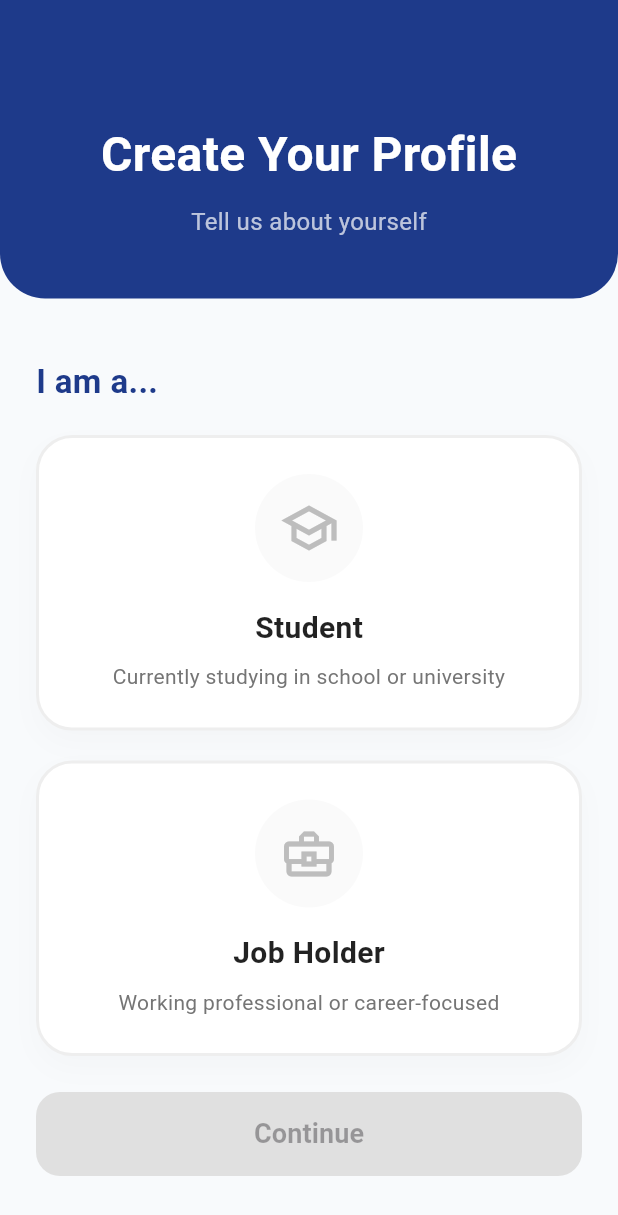
After one commit to srsakilhossen302/OmniAI, a Flutter app: the RoleSelectionScreen screen opened directly, on a phone screen of 412 x 824 dp. The commit adds this screen. Shown: the top 1215 px of the screen. Run offline on Flutter 3.47's test engine with Material 3 defaults, Android fonts, the light colour scheme and no system bars; our stand-ins replace country_picker, get, shared_preferences; accounts and stored records are empty.

Commit message:
Implemented Role Selection screen with MVC pattern and multi-language support

```diff
--- /dev/null
+++ b/lib/Controller/role_selection_controller.dart
@@ -0,0 +1,11 @@
+import 'package:get/get.dart';
+
+class RoleSelectionController extends GetxController {
+  var selectedRole = ''.obs;
+
+  void selectRole(String role) {
+    selectedRole.value = role;
+  }
+
+  bool get isRoleSelected => selectedRole.value.isNotEmpty;
+}
--- a/lib/Utils/Localization/translations.dart
+++ b/lib/Utils/Localization/translations.dart
@@ -15,6 +15,13 @@ class AppTranslations extends Translations {
           'get_started': 'Get Started',
           'search': 'Search',
           'search_hint': 'Start typing to search',
+          'create_profile': 'Create Your Profile',
+          'tell_us': 'Tell us about yourself',
+          'i_am_a': 'I am a...',
+          'student': 'Student',
+          'student_desc': 'Currently studying in school or university',
+          'job_holder': 'Job Holder',
+          'job_holder_desc': 'Working professional or career-focused',
         },
         'bn_BD': {
           'choose_language': 'আপনার ভাষা নির্বাচন করুন',
@@ -28,6 +35,13 @@ class AppTranslations extends Translations {
           'get_started': 'শুরু করুন',
           'search': 'অনুসন্ধান',
           'search_hint': 'খুঁজতে টাইপ করা শুরু করুন',
+          'create_profile': 'আপনার প্রোফাইল তৈরি করুন',
+          'tell_us': 'আপনার সম্পর্কে আমাদের বলুন',
+          'i_am_a': 'আমি একজন...',
+          'student': 'ছাত্র/ছাত্রী',
+          'student_desc': 'বর্তমানে স্কুল বা বিশ্ববিদ্যালয়ে অধ্যয়নরত',
+          'job_holder': 'চাকরিজীবী',
+          'job_holder_desc': 'কর্মজীবী পেশাদার বা ক্যারিয়ার-কেন্দ্রিক',
         },
         'hi_IN': {
           'choose_language': 'अपनी भाषा चुनें',
@@ -41,6 +55,13 @@ class AppTranslations extends Translations {
           'get_started': 'शुरू करें',
           'search': 'खोजें',
           'search_hint': 'खोजने के लिए टाइप करना शुरू करें',
+          'create_profile': 'अपनी प्रोफाइल बनाएं',
+          'tell_us': 'हमें अपने बारे में बताएं',
+          'i_am_a': 'मैं एक हूँ...',
+          'student': 'छात्र',
+          'student_desc': 'वर्तमान में स्कूल या विश्वविद्यालय में पढ़ रहे हैं',
+          'job_holder': 'नौकरी करने वाला',
+          'job_holder_desc': 'काम करने वाले पेशेवर या करियर-उन्मुख',
         },
       };
 }
--- a/lib/View/Screen/CountrySelection/country_selection_screen.dart
+++ b/lib/View/Screen/CountrySelection/country_selection_screen.dart
@@ -3,6 +3,7 @@ import 'package:get/get.dart';
 import 'package:country_picker/country_picker.dart';
 import '../../../Utils/AppColors/app_colors.dart';
 import '../../../Utils/StaticString/static_string.dart';
+import '../RoleSelection/role_selection_screen.dart';
 
 class CountrySelectionScreen extends StatefulWidget {
   const CountrySelectionScreen({super.key});
@@ -188,7 +189,10 @@ class _CountrySelectionScreenState extends State<CountrySelectionScreen> {
                     height: 56,
                     child: ElevatedButton(
                       onPressed: _selectedCountry == null ? null : () {
-                        // Navigate to next
+                        Navigator.push(
+                          context,
+                          MaterialPageRoute(builder: (context) => const RoleSelectionScreen()),
+                        );
                       },
                       style: ElevatedButton.styleFrom(
                         backgroundColor: const Color(0xFFA5D6A7), // Greenish from image
--- /dev/null
+++ b/lib/View/Screen/RoleSelection/role_selection_screen.dart
@@ -0,0 +1,186 @@
+import 'package:flutter/material.dart';
+import 'package:get/get.dart';
+import '../../../Utils/AppColors/app_colors.dart';
+import '../../../Controller/role_selection_controller.dart';
+
+class RoleSelectionScreen extends GetView<RoleSelectionController> {
+  const RoleSelectionScreen({super.key});
+
+  @override
+  Widget build(BuildContext context) {
+    if (!Get.isRegistered<RoleSelectionController>()) {
+      Get.put(RoleSelectionController());
+    }
+
+    return Scaffold(
+      backgroundColor: const Color(0xFFF8FAFC),
+      body: Column(
+        children: [
+          // Header
+          Container(
+            width: double.infinity,
+            padding: const EdgeInsets.fromLTRB(20, 80, 20, 40),
+            decoration: const BoxDecoration(
+              color: AppColors.primaryColor,
+              borderRadius: BorderRadius.only(
+                bottomLeft: Radius.circular(30),
+                bottomRight: Radius.circular(30),
+              ),
+            ),
+            child: Column(
+              children: [
+                Text(
+                  'create_profile'.tr,
+                  style: const TextStyle(
+                    fontSize: 32,
+                    fontWeight: FontWeight.bold,
+                    color: Colors.white,
+                  ),
+                ),
+                const SizedBox(height: 10),
+                Text(
+                  'tell_us'.tr,
+                  style: const TextStyle(
+                    fontSize: 16,
+                    color: Colors.white70,
+                  ),
+                ),
+              ],
+            ),
+          ),
+
+          const SizedBox(height: 40),
+
+          // Label
+          Padding(
+            padding: const EdgeInsets.symmetric(horizontal: 24),
+            child: Align(
+              alignment: Alignment.centerLeft,
+              child: Text(
+                'i_am_a'.tr,
+                style: const TextStyle(
+                  fontSize: 22,
+                  fontWeight: FontWeight.bold,
+                  color: AppColors.primaryColor,
+                ),
+              ),
+            ),
+          ),
+
+          const SizedBox(height: 20),
+
+          // Role Selection Cards
+          Expanded(
+            child: ListView(
+              padding: const EdgeInsets.symmetric(horizontal: 24),
+              children: [
+                _buildRoleCard(
+                  'student',
+                  'student_desc',
+                  Icons.school_outlined,
+                ),
+                const SizedBox(height: 20),
+                _buildRoleCard(
+                  'job_holder',
+                  'job_holder_desc',
+                  Icons.business_center_outlined,
+                ),
+              ],
+            ),
+          ),
+
+          // Next Button (Hidden until selection or always there but disabled?)
+          // Usually, showing it when selected is better or always there.
+          Obx(() => Padding(
+                padding: const EdgeInsets.fromLTRB(24, 0, 24, 40),
+                child: SizedBox(
+                  width: double.infinity,
+                  height: 56,
+                  child: ElevatedButton(
+                    onPressed: controller.isRoleSelected ? () {
+                      // Navigate to next (e.g., Home)
+                    } : null,
+                    style: ElevatedButton.styleFrom(
+                      backgroundColor: AppColors.primaryColor,
+                      foregroundColor: Colors.white,
+                      disabledBackgroundColor: Colors.grey.shade300,
+                      shape: RoundedRectangleBorder(
+                        borderRadius: BorderRadius.circular(16),
+                      ),
+                    ),
+                    child: Text(
+                      'continue'.tr,
+                      style: const TextStyle(fontSize: 18, fontWeight: FontWeight.bold),
+                    ),
+                  ),
+                ),
+              )),
+        ],
+      ),
+    );
+  }
+
+  Widget _buildRoleCard(String titleKey, String descKey, IconData icon) {
+    return Obx(() {
+      bool isSelected = controller.selectedRole.value == titleKey;
+      return GestureDetector(
+        onTap: () => controller.selectRole(titleKey),
+        child: AnimatedContainer(
+          duration: const Duration(milliseconds: 200),
+          padding: const EdgeInsets.all(24),
+          decoration: BoxDecoration(
+            color: Colors.white,
+            borderRadius: BorderRadius.circular(24),
+            border: Border.all(
+              color: isSelected ? AppColors.primaryColor : Colors.grey.shade200,
+              width: 2,
+            ),
+            boxShadow: [
+              BoxShadow(
+                color: isSelected
+                  ? AppColors.primaryColor.withOpacity(0.1)
+                  : Colors.black.withOpacity(0.02),
+                blurRadius: 15,
+                offset: const Offset(0, 8),
+              ),
+            ],
+          ),
+          child: Column(
+            children: [
+              Container(
+                padding: const EdgeInsets.all(16),
+                decoration: BoxDecoration(
+                  color: Colors.grey.shade50,
+                  shape: BoxShape.circle,
+                ),
+                child: Icon(
+                  icon,
+                  size: 40,
+                  color: isSelected ? AppColors.primaryColor : Colors.grey.shade400,
+                ),
+              ),
+              const SizedBox(height: 16),
+              Text(
+                titleKey.tr,
+                style: const TextStyle(
+                  fontSize: 20,
+                  fontWeight: FontWeight.bold,
+                  color: Colors.black87,
+                ),
+              ),
+              const SizedBox(height: 8),
+              Text(
+                descKey.tr,
+                textAlign: TextAlign.center,
+                style: TextStyle(
+                  fontSize: 14,
+                  color: Colors.grey.shade600,
+                ),
+              ),
+            ],
+          ),
+        ),
+      );
+    });
+  }
+}
```
